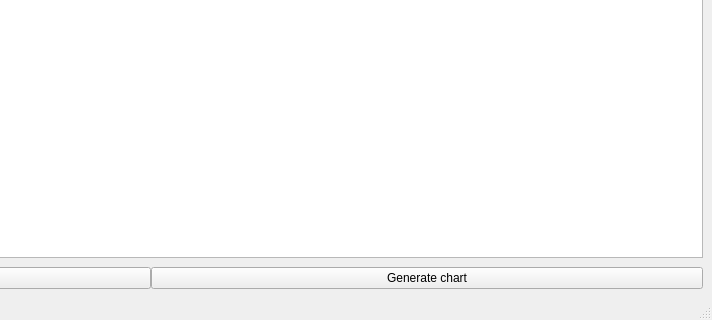
pawelkossak/mesh_descriptors, file interface.ui: the form before one commit; both pictures show x 410 to 1122 and y 531 to 851 of the 1122 by 851 pixel window.
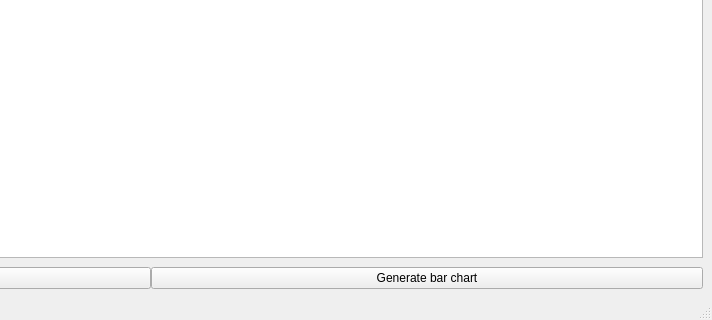
The form after the commit.

Commit message: Modified interface, added handling api connecting errors.

```diff
--- a/interface.ui
+++ b/interface.ui
@@ -152,7 +152,7 @@
       <item>
        <widget class="QPushButton" name="chartButton">
         <property name="text">
-         <string>Generate chart</string>
+         <string>Generate bar chart</string>
         </property>
        </widget>
       </item>
```
The commit also changes 3 other files.
